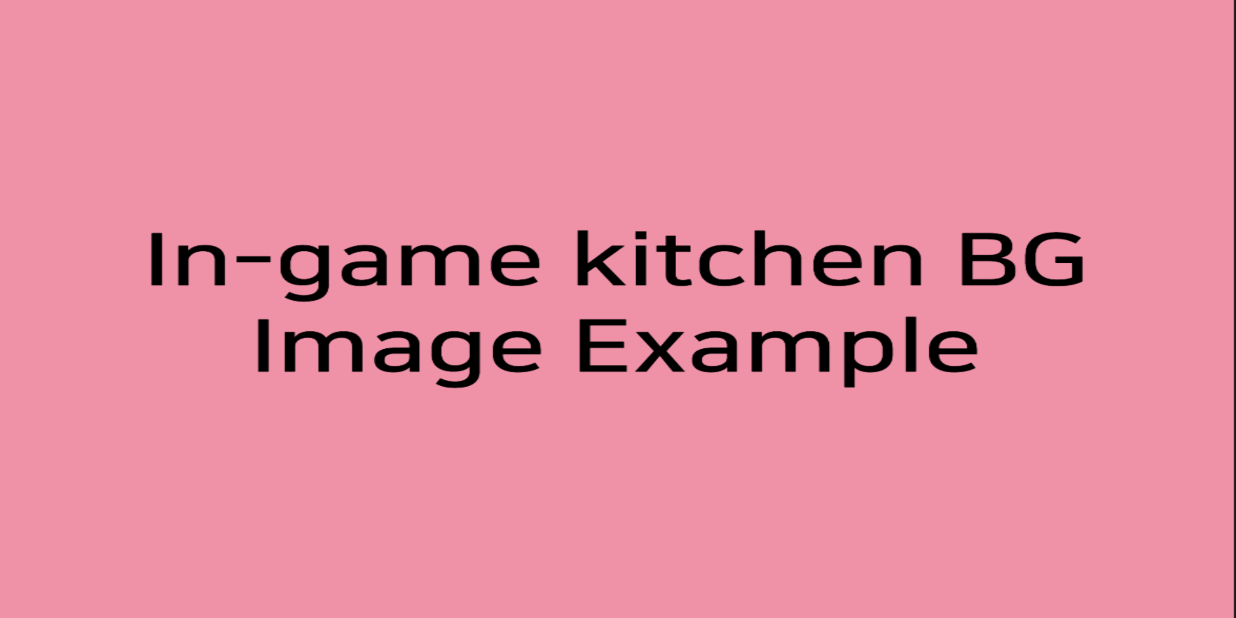
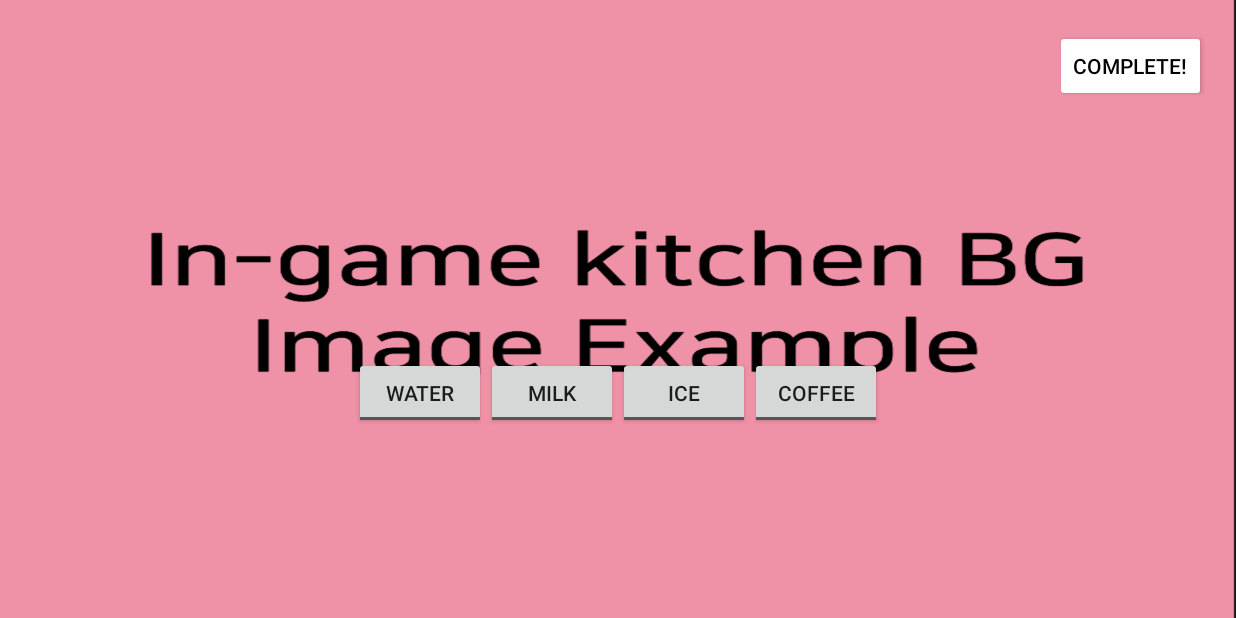
Before and after one commit to KingHasmter/2024_MobileProgramming, an Android app: the StoreKitchen screen opened directly, with no data from a screen before it, on a phone screen of 824 x 412 dp (held sideways). Run offline under Robolectric (Android 15) with nearby library versions, the phone set to English and light mode, and no system bars.

```diff
--- a/MP_TermProject/app/src/main/java/com/example/mp_termproject/SplashActivity.java
+++ b/MP_TermProject/app/src/main/java/com/example/mp_termproject/SplashActivity.java
@@ -9,6 +9,7 @@ import android.os.Handler;
 import android.os.Looper;
 
 public class SplashActivity extends AppCompatActivity {
+
 
     @Override
     protected void onCreate(Bundle savedInstanceState) {
--- a/MP_TermProject/app/src/main/java/com/example/mp_termproject/StoreKitchen.java
+++ b/MP_TermProject/app/src/main/java/com/example/mp_termproject/StoreKitchen.java
@@ -1,16 +1,123 @@
 package com.example.mp_termproject;
 
 import androidx.appcompat.app.AppCompatActivity;
+import androidx.core.content.ContextCompat;
 
+import android.content.Context;
+import android.content.Intent;
 import android.content.pm.ActivityInfo;
 import android.os.Bundle;
+import android.view.View;
+import android.widget.Button;
+import android.widget.ToggleButton;
 
 public class StoreKitchen extends AppCompatActivity {
+
+    //Button water, milk, ice, coffee;
+    Button btnDone;
+    ToggleButton water, milk, ice, coffee;
+    String beverage="";
+
 
     @Override
     protected void onCreate(Bundle savedInstanceState) {
         super.onCreate(savedInstanceState);
         setRequestedOrientation(ActivityInfo.SCREEN_ORIENTATION_LANDSCAPE);
         setContentView(R.layout.activity_store_kitchen);
+
+        Context context=getApplicationContext();
+
+        /*water=(Button)findViewById(R.id.ingredient_water);
+        milk=(Button)findViewById(R.id.ingredient_milk);
+        ice=(Button)findViewById(R.id.ingredient_ice);
+        coffee=(Button)findViewById(R.id.ingredient_coffee);*/
+        /*boolean water_checked=false, milk_checked=false, ice_checked=false, coffee_checked=false;
+
+        water.setOnClickListener(new View.OnClickListener() {
+            @Override
+            public void onClick(View v) {
+                water.setBackgroundColor(ContextCompat.getColor(context, R.color.gray));
+                if(water_checked)
+                    water_checked=false;
+                else
+                    water_checked=true;
+            }
+        });
+        milk.setOnClickListener(new View.OnClickListener() {
+            @Override
+            public void onClick(View v) {
+                milk.setBackgroundColor(ContextCompat.getColor(context, R.color.gray));
+                if(!milk_checked)
+                    milk_checked=1;
+                else
+                    milk_checked=0;
+            }
+        });
+        ice.setOnClickListener(new View.OnClickListener() {
+            @Override
+            public void onClick(View v) {
+                ice.setBackgroundColor(ContextCompat.getColor(context, R.color.gray));
+                if(!ice_checked)
+                    ice_checked=1;
+                else
+                    ice_checked=0;
+            }
+        });
+        coffee.setOnClickListener(new View.OnClickListener() {
+            @Override
+            public void onClick(View v) {
+                coffee.setBackgroundColor(ContextCompat.getColor(context, R.color.gray));
+                if(!coffee_checked)
+                    coffee_checked=1;
+                else
+                    coffee_checked=0;
+            }
+        });*/
+
+        btnDone=(Button)findViewById(R.id.done_button);
+        water=(ToggleButton)findViewById(R.id.water_toggle);
+        milk=(ToggleButton)findViewById(R.id.milk_toggle);
+        ice=(ToggleButton)findViewById(R.id.ice_toggle);
+        coffee=(ToggleButton)findViewById(R.id.coffee_toggle);
+
+        boolean waterOn=water.isChecked(), milkOn= milk.isChecked(), iceOn=ice.isChecked(), coffeeOn=coffee.isChecked();
+
+        if(coffeeOn){
+            if (iceOn){
+                if (waterOn)//coffee+ice+water
+                    beverage="ICED_AMERICANO";
+                else if (milkOn)//coffee+ice+milk
+                    beverage="ICED_LATTE";
+            }
+            else if (waterOn)//coffee+water
+                beverage="HOT_AMERICANO";
+            else if (milkOn)//coffee+milk
+                beverage="HOT_LATTE";
+        }
+
+        else if (iceOn) {
+            if(waterOn)//ice+water
+                beverage="ICED_WATER";
+            else if (milkOn)//ice+milk
+                beverage="ICED_MILK";
+        }
+
+        else if (waterOn)//water
+            beverage="HOT_WATER";
+        else if (milkOn)//milk
+            beverage="HOT_MILK";
+
+
+        btnDone.setOnClickListener(new View.OnClickListener() {
+            @Override
+            public void onClick(View v) {
+                Intent intent = new Intent(context, StoreHall.class);
+                intent.putExtra("Beverage", beverage);
+
+                startActivity(intent);
+                finish();
+            }
+        });
     }
+
 }
--- a/MP_TermProject/app/src/main/res/layout/activity_store_kitchen.xml
+++ b/MP_TermProject/app/src/main/res/layout/activity_store_kitchen.xml
@@ -1,11 +1,65 @@
 <?xml version="1.0" encoding="utf-8"?>
-<androidx.constraintlayout.widget.ConstraintLayout xmlns:android="http://schemas.android.com/apk/res/android"
+<LinearLayout xmlns:android="http://schemas.android.com/apk/res/android"
     xmlns:app="http://schemas.android.com/apk/res-auto"
     xmlns:tools="http://schemas.android.com/tools"
     android:layout_width="match_parent"
     android:layout_height="match_parent"
     tools:context=".StoreKitchen"
-    android:gravity="center"
+    android:orientation="vertical"
     android:background="@drawable/kitchen">
+    <LinearLayout
+        android:layout_width="match_parent"
+        android:layout_height="wrap_content"
+        android:gravity="right"
+        android:padding="20dp">
 
-</androidx.constraintlayout.widget.ConstraintLayout>
+        <Button
+            android:id="@+id/done_button"
+            android:layout_width="wrap_content"
+            android:layout_height="wrap_content"
+            android:layout_gravity="center"
+            android:backgroundTint="@color/white"
+            android:text="@string/complete"
+            android:textColor="@color/black"></Button>
+    </LinearLayout>
+    <LinearLayout
+        android:layout_width="match_parent"
+        android:layout_height="100dp"></LinearLayout>
+    <LinearLayout
+        android:layout_width="match_parent"
+        android:layout_height="wrap_content"
+        android:orientation="horizontal"
+        android:gravity="center"
+        android:layout_gravity="bottom"
+        android:padding="50dp">
+
+        <ToggleButton
+            android:id="@+id/water_toggle"
+            android:layout_width="wrap_content"
+            android:layout_height="wrap_content"
+            android:textOn="@string/water"
+            android:textOff="@string/water"
+            ></ToggleButton>
+        <ToggleButton
+            android:id="@+id/milk_toggle"
+            android:layout_width="wrap_content"
+            android:layout_height="wrap_content"
+            android:textOn="@string/milk"
+            android:textOff="@string/milk"
+            ></ToggleButton>
+        <ToggleButton
+            android:id="@+id/ice_toggle"
+            android:layout_width="wrap_content"
+            android:layout_height="wrap_content"
+            android:textOn="@string/ice"
+            android:textOff="@string/ice"
+            ></ToggleButton>
+        <ToggleButton
+            android:id="@+id/coffee_toggle"
+            android:layout_width="wrap_content"
+            android:layout_height="wrap_content"
+            android:textOn="@string/coffee"
+            android:textOff="@string/coffee"
+            ></ToggleButton>
+    </LinearLayout>
+</LinearLayout>
--- a/MP_TermProject/app/src/main/res/values/colors.xml
+++ b/MP_TermProject/app/src/main/res/values/colors.xml
@@ -2,4 +2,5 @@
 <resources>
     <color name="black">#FF000000</color>
     <color name="white">#FFFFFFFF</color>
+    <color name="gray">#FF444444</color>
 </resources>
--- a/MP_TermProject/app/src/main/res/values/strings.xml
+++ b/MP_TermProject/app/src/main/res/values/strings.xml
@@ -1,3 +1,12 @@
 <resources>
     <string name="app_name">MP_TermProject</string>
+    <string name="order0">아이스 아메리카노 주세요.</string>
+    <string name="order1">뜨거운 아메리카노요.</string>
+    <string name="orderMessage">client order message</string>
+    <string name="goToMake">Make!</string>
+    <string name="ice">Ice</string>
+    <string name="water">Water</string>
+    <string name="coffee">Coffee</string>
+    <string name="milk">Milk</string>
+    <string name="complete">Complete!</string>
 </resources>
```
Also changed, not shown: MP_TermProject/app/src/main/java/com/example/mp_termproject/StoreHall.java (+58 -0 lines), MP_TermProject/app/src/main/res/layout/activity_store_hall.xml (+41 -1 lines), MP_TermProject/app/src/main/res/drawable/client.png (added).
